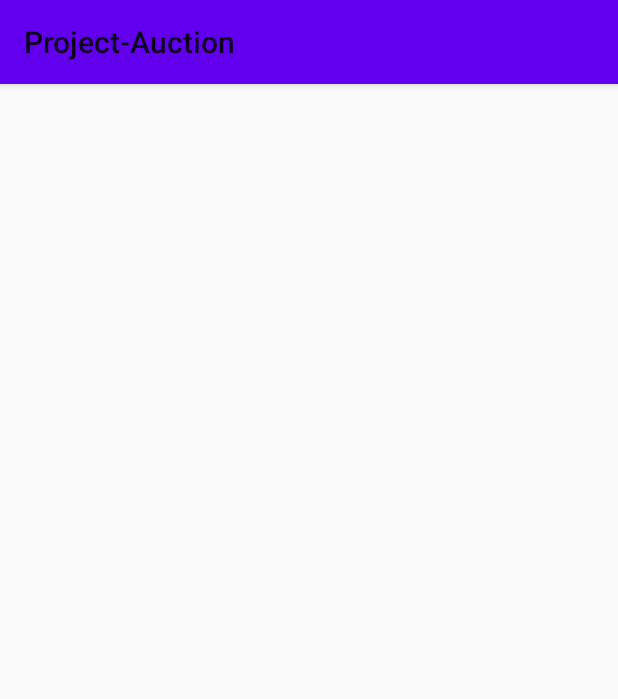
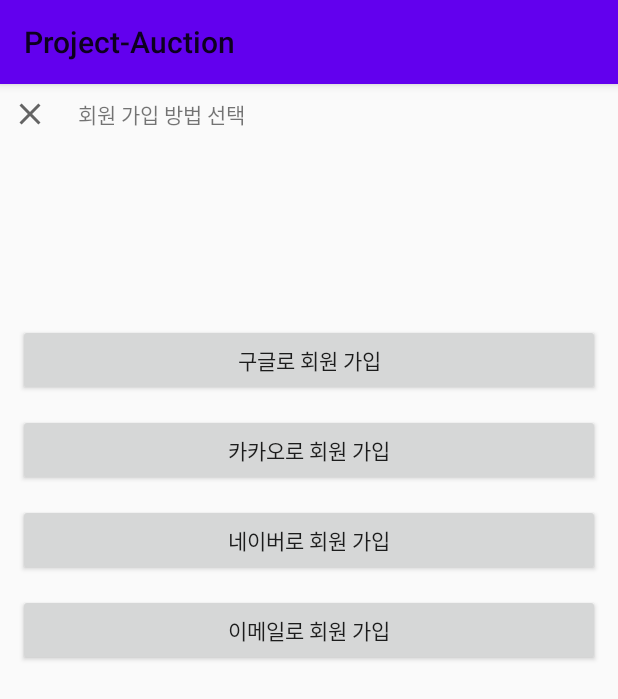
Before and after one commit to 4538cgy/ProjectAuction, an Android app: the SignUpLobbyActivity screen opened directly, with no data from a screen before it, on a phone screen of 412 x 824 dp. Shown: the top 699 px of the screen. Run offline under Robolectric (Android 15) with nearby library versions, the phone set to English and light mode, and no system bars; our stand-ins replace data binding.

Commit message:
commit signup lobby base

```diff
--- a/app/src/main/java/com/example/project_auction/view/activity/signup/SignUpLobbyActivity.kt
+++ b/app/src/main/java/com/example/project_auction/view/activity/signup/SignUpLobbyActivity.kt
@@ -2,11 +2,36 @@ package com.example.project_auction.view.activity.signup
 
 import androidx.appcompat.app.AppCompatActivity
 import android.os.Bundle
+import androidx.databinding.DataBindingUtil
 import com.example.project_auction.R
+import com.example.project_auction.base.BaseActivity
+import com.example.project_auction.databinding.ActivitySignUpLobbyBinding
 
-class SignUpLobbyActivity : AppCompatActivity() {
+class SignUpLobbyActivity : BaseActivity<ActivitySignUpLobbyBinding>(R.layout.activity_sign_up_lobby) {
+
     override fun onCreate(savedInstanceState: Bundle?) {
         super.onCreate(savedInstanceState)
-        setContentView(R.layout.activity_sign_up_lobby)
+
+        binding.activitysignuplobby = this
+
+        binding.activitySignUpLobbyImagebuttonClose.setOnClickListener {
+            finish()
+        }
+
+        binding.activitySignUpButtonSignUpGoogle.setOnClickListener {
+            println("구글로 회원가입")
+        }
+
+        binding.activitySignUpLobbyButtonSignUpKakao.setOnClickListener {
+            println("카카오로 회원 가입")
+        }
+
+        binding.activitySignUpLobbyButtonSignUpNaver.setOnClickListener {
+            println("네이버로 회원 가입")
+        }
+
+        binding.activitySignUpLobbyButtonSignUpEmail.setOnClickListener {
+            println("이메일로 회원가입")
+        }
     }
 }
--- /dev/null
+++ b/app/src/main/res/drawable/ic_baseline_close_24.xml
@@ -0,0 +1,10 @@
+<vector xmlns:android="http://schemas.android.com/apk/res/android"
+    android:width="24dp"
+    android:height="24dp"
+    android:viewportWidth="24"
+    android:viewportHeight="24"
+    android:tint="?attr/colorControlNormal">
+  <path
+      android:fillColor="@android:color/white"
+      android:pathData="M19,6.41L17.59,5 12,10.59 6.41,5 5,6.41 10.59,12 5,17.59 6.41,19 12,13.41 17.59,19 19,17.59 13.41,12z"/>
+</vector>
--- a/app/src/main/res/layout/activity_sign_up_lobby.xml
+++ b/app/src/main/res/layout/activity_sign_up_lobby.xml
@@ -5,6 +5,7 @@
     tools:context=".view.activity.signup.SignUpLobbyActivity">
 
     <data>
+
         <variable
             name="activitysignuplobby"
             type="com.example.project_auction.view.activity.signup.SignUpLobbyActivity" />
@@ -12,9 +13,81 @@
 
     <androidx.constraintlayout.widget.ConstraintLayout
         android:layout_width="match_parent"
-        android:layout_height="match_parent"
-        >
+        android:layout_height="match_parent">
 
+        <androidx.constraintlayout.widget.ConstraintLayout
+            android:id="@+id/activity_sign_up_lobby_const_top_bar"
+            android:layout_width="match_parent"
+            android:layout_height="40dp"
+            app:layout_constraintLeft_toLeftOf="parent"
+            app:layout_constraintRight_toRightOf="parent"
+            app:layout_constraintTop_toTopOf="parent">
+
+            <ImageButton
+                android:id="@+id/activity_sign_up_lobby_imagebutton_close"
+                android:layout_width="40dp"
+                android:layout_height="40dp"
+                android:background="@android:color/transparent"
+                android:src="@drawable/ic_baseline_close_24"
+                app:layout_constraintLeft_toLeftOf="parent"
+                app:layout_constraintTop_toTopOf="parent" />
+
+            <TextView
+                android:layout_width="wrap_content"
+                android:layout_height="wrap_content"
+                android:layout_marginLeft="12dp"
+                android:text="회원 가입 방법 선택"
+                app:layout_constraintBottom_toBottomOf="parent"
+                app:layout_constraintLeft_toRightOf="@+id/activity_sign_up_lobby_imagebutton_close"
+                app:layout_constraintTop_toTopOf="parent" />
+
+        </androidx.constraintlayout.widget.ConstraintLayout>
+
+        <Button
+            android:id="@+id/activity_sign_up_button_sign_up_google"
+            android:layout_width="match_parent"
+            android:layout_height="wrap_content"
+            android:layout_marginHorizontal="12dp"
+            android:layout_marginTop="120dp"
+            android:text="구글로 회원 가입"
+            app:layout_constraintLeft_toLeftOf="parent"
+            app:layout_constraintRight_toRightOf="parent"
+            app:layout_constraintTop_toBottomOf="@+id/activity_sign_up_lobby_const_top_bar" />
+
+        <Button
+            android:id="@+id/activity_sign_up_lobby_button_sign_up_kakao"
+            android:layout_width="match_parent"
+            android:layout_height="wrap_content"
+            android:layout_marginHorizontal="12dp"
+            android:layout_marginTop="12dp"
+            android:text="카카오로 회원 가입"
+            app:layout_constraintLeft_toLeftOf="parent"
+            app:layout_constraintRight_toRightOf="parent"
+            app:layout_constraintTop_toBottomOf="@+id/activity_sign_up_button_sign_up_google" />
+
+        <Button
+            android:id="@+id/activity_sign_up_lobby_button_sign_up_naver"
+            android:layout_width="match_parent"
+            android:layout_height="wrap_content"
+            android:text="네이버로 회원 가입"
+            android:layout_marginHorizontal="12dp"
+            android:layout_marginTop="12dp"
+            app:layout_constraintLeft_toLeftOf="parent"
+            app:layout_constraintRight_toRightOf="parent"
+            app:layout_constraintTop_toBottomOf="@+id/activity_sign_up_lobby_button_sign_up_kakao" />
+
+
+        <Button
+            android:id="@+id/activity_sign_up_lobby_button_sign_up_email"
+            android:layout_width="match_parent"
+            android:layout_height="wrap_content"
+            app:layout_constraintTop_toBottomOf="@+id/activity_sign_up_lobby_button_sign_up_naver"
+            app:layout_constraintLeft_toLeftOf="parent"
+            app:layout_constraintRight_toRightOf="parent"
+            android:layout_marginTop="12dp"
+            android:layout_marginHorizontal="12dp"
+            android:text="이메일로 회원 가입"
+            />
 
     </androidx.constraintlayout.widget.ConstraintLayout>
 
```
